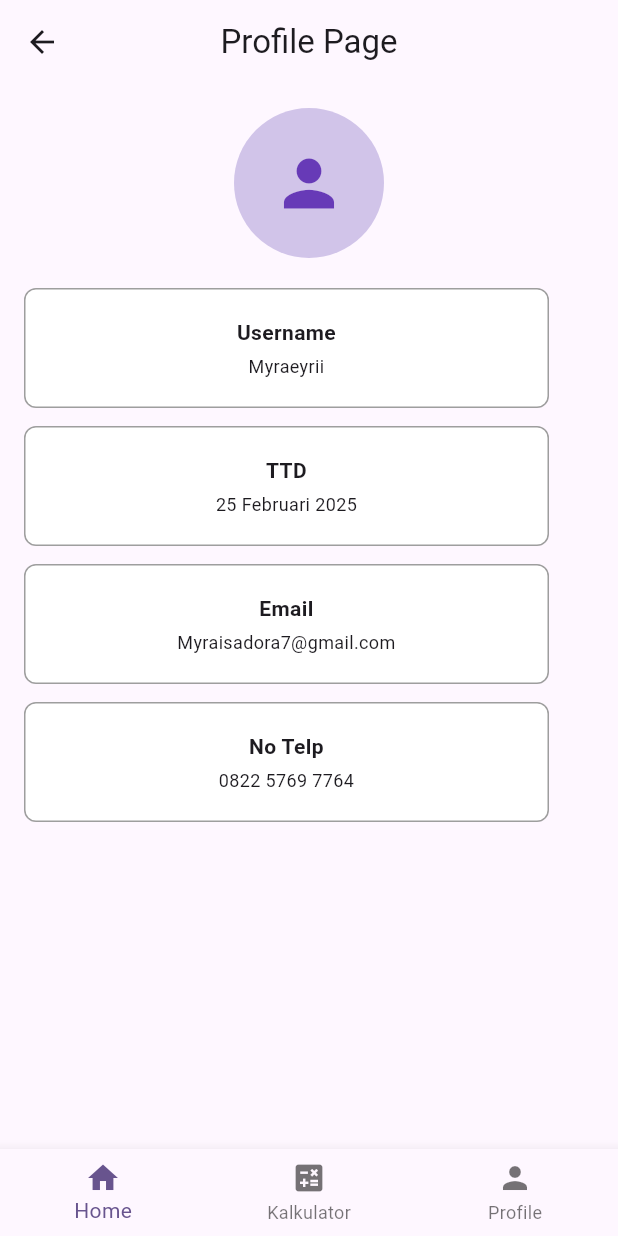
After one commit to Mimirey/latihan1_11pplg2, a Flutter app: the ProfilePage screen opened by its route, on a phone screen of 412 x 824 dp. The commit adds this screen. Run offline on Flutter 3.47's test engine with Material 3 defaults, Android fonts, the phone set to English and light mode, and no system bars; our stand-ins replace get; missing offline and left inert: dart:ffi.

Commit message:
feat: [MI] feat/navbar

```diff
--- /dev/null
+++ b/latihan1_11pplg2/lib/controller/buttomNav_controller.dart
@@ -0,0 +1,9 @@
+import 'package:get/get.dart';
+
+class NavbarController extends GetxController {
+  var currentIndex=0.obs;
+
+  void changePage(int index){
+    currentIndex.value=index;
+  }
+}
--- a/latihan1_11pplg2/lib/main.dart
+++ b/latihan1_11pplg2/lib/main.dart
@@ -2,6 +2,7 @@ import 'package:flutter/material.dart';
 import 'package:get/get.dart';
 import 'package:get/get_core/src/get_main.dart';
 import 'package:get/get_navigation/src/root/get_material_app.dart';
+import 'package:latihan1_11pplg2/controller/buttomNav_controller.dart';
 import 'package:latihan1_11pplg2/controller/football_controller.dart';
 import 'package:latihan1_11pplg2/pages.dart';
 import 'package:latihan1_11pplg2/pages/kalkulator_page.dart';
@@ -10,6 +11,7 @@ import 'login_page.dart';
 
 void main() {
   Get.put(FootballController());
+  Get.put(NavbarController());
   runApp(const MyApp());
 }
 
--- a/latihan1_11pplg2/lib/pages.dart
+++ b/latihan1_11pplg2/lib/pages.dart
@@ -4,11 +4,13 @@ import 'package:latihan1_11pplg2/binding/EditPlayerBinding.dart';
 import 'package:latihan1_11pplg2/pages/editPlayer_pages.dart';
 import 'package:latihan1_11pplg2/pages/football_page.dart';
 import 'package:latihan1_11pplg2/pages/kalkulator_page.dart';
+import 'package:latihan1_11pplg2/pages/profile_page.dart';
 import 'package:latihan1_11pplg2/routes/routes.dart';
 class AppPages{
   static final pages=[
     GetPage(name: AppRoutes.calculatorPage, page:()=> Calculator()),
     GetPage(name: AppRoutes.footballPage, page:()=>FootballPage()),
     GetPage(name: AppRoutes.editPlayerPages, page: ()=>EditplayerPages(), binding: EditPlayerbinding()),
+    GetPage(name: AppRoutes.profilePage, page: ()=> ProfilePage())
   ];
 }
--- a/latihan1_11pplg2/lib/pages/editPlayer_pages.dart
+++ b/latihan1_11pplg2/lib/pages/editPlayer_pages.dart
@@ -3,6 +3,7 @@ import 'package:get/get.dart';
 import 'package:get/get_core/src/get_main.dart';
 import 'package:latihan1_11pplg2/controller/editPlayer_controller.dart';
 import 'package:latihan1_11pplg2/widget/Input.dart';
+import 'package:latihan1_11pplg2/widget/navbar.dart';
 import 'package:latihan1_11pplg2/widget/register_Widget.dart';
 
 class EditplayerPages extends StatelessWidget {
@@ -31,6 +32,7 @@ class EditplayerPages extends StatelessWidget {
           ],
         ),
       ),
+      bottomNavigationBar: CustomNavbar(),
     );
   }
 }
--- a/latihan1_11pplg2/lib/pages/football_page.dart
+++ b/latihan1_11pplg2/lib/pages/football_page.dart
@@ -2,6 +2,7 @@ import 'package:flutter/material.dart';
 import 'package:get/get.dart';
 import 'package:latihan1_11pplg2/controller/football_controller.dart';
 import 'package:latihan1_11pplg2/routes/routes.dart';
+import 'package:latihan1_11pplg2/widget/navbar.dart';
 
 class FootballPage extends StatelessWidget {
   final FootballController footballController= Get.put(FootballController());
@@ -36,6 +37,7 @@ class FootballPage extends StatelessWidget {
 
         ))
       ),
+      bottomNavigationBar: CustomNavbar(),
     );
   }
 }
--- a/latihan1_11pplg2/lib/pages/kalkulator_page.dart
+++ b/latihan1_11pplg2/lib/pages/kalkulator_page.dart
@@ -3,6 +3,7 @@ import 'package:get/get.dart';
 import 'package:get/get_core/src/get_main.dart';
 import 'package:latihan1_11pplg2/controller/kalkulator_controller.dart';
 import 'package:latihan1_11pplg2/routes/routes.dart';
+import 'package:latihan1_11pplg2/widget/navbar.dart';
 import 'package:latihan1_11pplg2/widget/register_Widget.dart';
 
 class Calculator extends StatelessWidget {
@@ -48,6 +49,7 @@ class Calculator extends StatelessWidget {
           ],
         ),
       ),
+      bottomNavigationBar: CustomNavbar(),
     );
   }
 }
--- /dev/null
+++ b/latihan1_11pplg2/lib/pages/profile_page.dart
@@ -0,0 +1,41 @@
+import 'package:flutter/material.dart';
+import 'package:latihan1_11pplg2/widget/navbar.dart';
+import 'package:latihan1_11pplg2/widget/textInfo.dart';
+
+class ProfilePage extends StatelessWidget {
+  const ProfilePage({super.key});
+
+  @override
+  Widget build(BuildContext context) {
+    return Scaffold(
+      appBar: AppBar(
+        title: const Text('Profile Page'),
+        centerTitle: true,
+      ),
+      body: SingleChildScrollView(
+        padding: const EdgeInsets.all(16),
+        child: Column(
+          crossAxisAlignment: CrossAxisAlignment.start, // biar rapi ke kiri
+          children: [
+            Center(
+              child: CircleAvatar(
+                radius: 50,
+                backgroundColor: Colors.deepPurple.shade100,
+                child: const Icon(Icons.person, size: 50, color: Colors.deepPurple),
+              ),
+            ),
+            const SizedBox(height: 20),
+            TextInfo(label: 'Username', info: "Myraeyrii"),
+            const SizedBox(height: 12),
+            TextInfo(label: "TTD", info: "25 Februari 2025"),
+            const SizedBox(height: 12),
+            TextInfo(label: "Email", info: "Myraisadora7@gmail.com"),
+            const SizedBox(height: 12),
+            TextInfo(label: "No Telp", info: "0822 5769 7764"),
+          ],
+        ),
+      ),
+      bottomNavigationBar: CustomNavbar(),
+    );
+  }
+}
--- a/latihan1_11pplg2/lib/routes/routes.dart
+++ b/latihan1_11pplg2/lib/routes/routes.dart
@@ -2,4 +2,5 @@ class AppRoutes{
   static const String calculatorPage= '/calculator_page';
   static const String footballPage='/football_page';
   static const String editPlayerPages='/editPlayer_pages';
+  static const String profilePage='/profile_page';
 }
--- /dev/null
+++ b/latihan1_11pplg2/lib/widget/navbar.dart
@@ -0,0 +1,39 @@
+import 'package:flutter/material.dart';
+import 'package:flutter/widgets.dart';
+import 'package:get/get.dart';
+import 'package:get/get_core/src/get_main.dart';
+import 'package:latihan1_11pplg2/controller/buttomNav_controller.dart';
+import 'package:latihan1_11pplg2/routes/routes.dart';
+
+class CustomNavbar extends StatelessWidget {
+ final NavbarController c= Get.find();
+
+  @override
+  Widget build(BuildContext context) {
+    return Obx(()=> BottomNavigationBar(
+      currentIndex : c.currentIndex.value,
+      onTap: (index) {
+        switch (index) {
+          case 0:
+          Get.toNamed(AppRoutes.footballPage);
+          break;
+
+          case 1:
+          Get.toNamed(AppRoutes.calculatorPage);
+          break;
+
+          case 2:
+          Get.toNamed(AppRoutes.profilePage);
+          break;
+          default:
+        }
+      },
+      items: const [
+          BottomNavigationBarItem(icon: Icon(Icons.home), label: 'Home'),
+          BottomNavigationBarItem(icon: Icon(Icons.calculate), label: 'Kalkulator'),
+          BottomNavigationBarItem(icon: Icon(Icons.person), label: 'Profile'),
+      ],
+
+    ));
+  }
+}
--- /dev/null
+++ b/latihan1_11pplg2/lib/widget/textInfo.dart
@@ -0,0 +1,46 @@
+import 'package:flutter/material.dart';
+
+class TextInfo extends StatelessWidget {
+  final String label;
+  final String info;
+  final Color backgroundColor;
+  final Color borderColor;
+
+  const TextInfo({
+    super.key,
+    required this.label,
+    required this.info,
+    this.backgroundColor = Colors.white,
+    this.borderColor = Colors.grey,
+  });
+
+  @override
+  Widget build(BuildContext context) {
+    return Container(
+      width: 350,
+      height: 80,
+      padding: const EdgeInsets.all(8),
+      decoration: BoxDecoration(
+        color: backgroundColor,
+        border: Border.all(color: borderColor),
+        borderRadius: BorderRadius.circular(8),
+      ),
+      child: Column(
+        mainAxisAlignment: MainAxisAlignment.center,
+        children: [
+          Text(
+            label,
+            style: const TextStyle(fontSize: 14, fontWeight: FontWeight.bold),
+            textAlign: TextAlign.center,
+          ),
+          const SizedBox(height: 4),
+          Text(
+            info,
+            style: const TextStyle(fontSize: 12),
+            textAlign: TextAlign.center,
+          ),
+        ],
+      ),
+    );
+  }
+}
```
